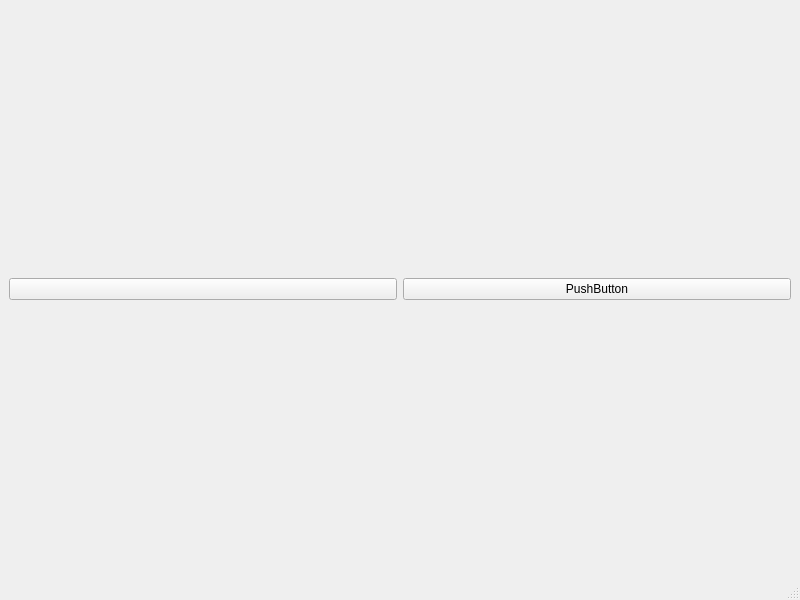
The window that mainwindow.ui (Madafii/TransportTycoon) describes before a commit, drawn with Qt 5.
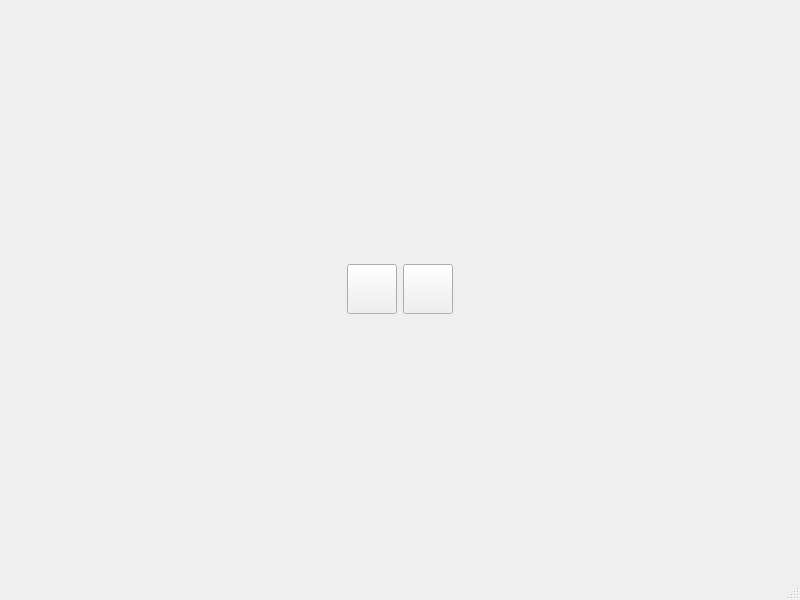
The same window after the commit. Icons and pictures are not drawn.

```diff
--- a/mainwindow.ui
+++ b/mainwindow.ui
@@ -17,8 +17,39 @@
    <layout class="QVBoxLayout" name="verticalLayout">
     <item>
      <layout class="QHBoxLayout" name="horizontalLayout">
+      <item>
+       <spacer name="horizontalSpacerMenuBarLeft">
+        <property name="orientation">
+         <enum>Qt::Horizontal</enum>
+        </property>
+        <property name="sizeHint" stdset="0">
+         <size>
+          <width>40</width>
+          <height>20</height>
+         </size>
+        </property>
+       </spacer>
+      </item>
       <item>
        <widget class="QPushButton" name="pushButtonAddRail">
+        <property name="sizePolicy">
+         <sizepolicy hsizetype="Fixed" vsizetype="Fixed">
+          <horstretch>0</horstretch>
+          <verstretch>0</verstretch>
+         </sizepolicy>
+        </property>
+        <property name="minimumSize">
+         <size>
+          <width>50</width>
+          <height>50</height>
+         </size>
+        </property>
+        <property name="maximumSize">
+         <size>
+          <width>50</width>
+          <height>50</height>
+         </size>
+        </property>
         <property name="text">
          <string/>
         </property>
@@ -35,12 +66,43 @@
        </widget>
       </item>
       <item>
-       <widget class="QPushButton" name="pushButton_2">
+       <widget class="QPushButton" name="pushButtonRails">
+        <property name="sizePolicy">
+         <sizepolicy hsizetype="Fixed" vsizetype="Fixed">
+          <horstretch>0</horstretch>
+          <verstretch>0</verstretch>
+         </sizepolicy>
+        </property>
+        <property name="minimumSize">
+         <size>
+          <width>50</width>
+          <height>50</height>
+         </size>
+        </property>
+        <property name="maximumSize">
+         <size>
+          <width>50</width>
+          <height>50</height>
+         </size>
+        </property>
         <property name="text">
-         <string>PushButton</string>
+         <string/>
         </property>
        </widget>
       </item>
+      <item>
+       <spacer name="horizontalSpacerMenuBarRight">
+        <property name="orientation">
+         <enum>Qt::Horizontal</enum>
+        </property>
+        <property name="sizeHint" stdset="0">
+         <size>
+          <width>40</width>
+          <height>20</height>
+         </size>
+        </property>
+       </spacer>
+      </item>
      </layout>
     </item>
    </layout>
```
